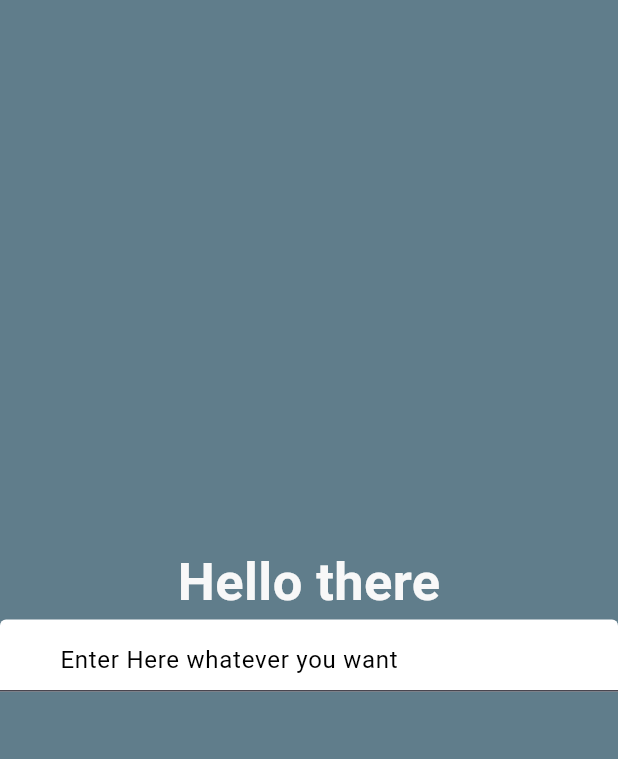
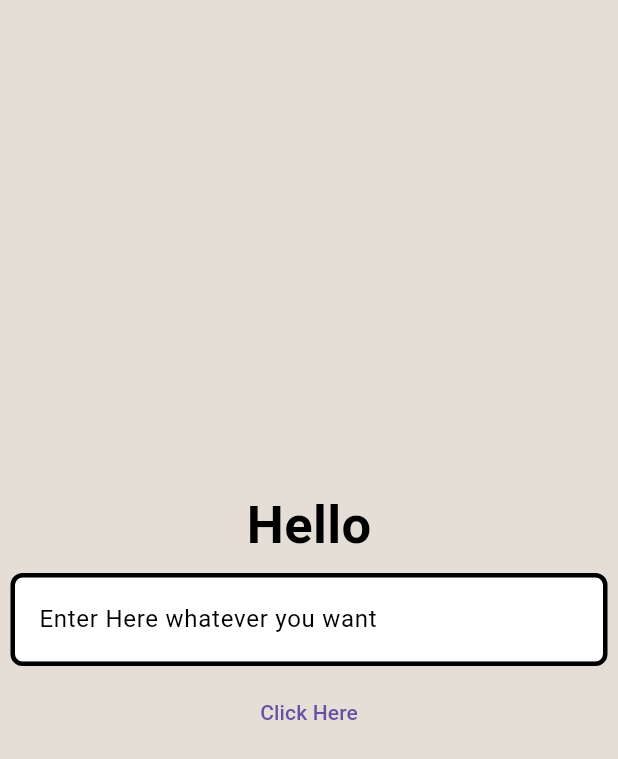
Before and after one commit to RajeshR823/Flutter_learn, a Flutter app: the screen it shows after launch, on a phone screen of 412 x 824 dp. Shown: the top 759 px of the screen. Run offline on Flutter 3.47's test engine with Material 3 defaults, Android fonts, the phone set to English and light mode, and no system bars.

Commit message:
updated Textfiled and button

```diff
--- a/analysis_options.yaml
+++ b/analysis_options.yaml
@@ -21,7 +21,7 @@ linter:
   # `// ignore_for_file: name_of_lint` syntax on the line or in the file
   # producing the lint.
   rules:
-    # avoid_print: false  # Uncomment to disable the `avoid_print` rule
+    avoid_print: false  # Uncomment to disable the `avoid_print` rule
     # prefer_single_quotes: true  # Uncomment to enable the `prefer_single_quotes` rule
 
 # Additional information about this file can be found at
--- a/lib/currency_converter_material.dart
+++ b/lib/currency_converter_material.dart
@@ -5,42 +5,77 @@ class CurrencyConverterMaterial extends StatelessWidget{
 
  @override
   Widget build(BuildContext context) {
+      final border =  OutlineInputBorder(
+                      borderSide: BorderSide(
+                        // color: Colors.red,
+                        width: 3.0,
+                        style: BorderStyle.solid,
+                        strokeAlign: BorderSide.strokeAlignOutside,
 
-      return const Scaffold(
-        backgroundColor: Colors.blueGrey,
+                      ),
+                      borderRadius: BorderRadius.all(Radius.circular(5)),
+
+                    );
+      return Scaffold(
+        backgroundColor: const Color.fromARGB(255, 228, 222, 215),
         body:Center(
          child:  Column(
           mainAxisAlignment: MainAxisAlignment.center,
            children: [
-             Text(
-              "Hello there",
+             const Text(
+              "Hello",
               style: TextStyle(
                   fontSize: 35,
                   fontWeight: FontWeight.bold,
-                  color: Color.fromARGB(255, 248, 248, 248),
+                  color: Color.fromARGB(255, 0, 0, 0),
+
                ),
               ),
-              TextField(
-                style: TextStyle(
-                  color: Colors.amberAccent,
+
+              Padding(
+                padding:const EdgeInsets.all(10),
+
+                child: TextField(
+                  style: const TextStyle(
+                    color: Color.fromARGB(255, 0, 0, 0),
                   ),
                   decoration: InputDecoration(
                       hintText: 'Enter Here whatever you want',
-                    hintStyle: TextStyle(
+                      hintStyle: const TextStyle(
                         color: Colors.black,
                       ),
                       // prefixText:'hello',
-                    prefix: Icon(Icons.insert_emoticon),
+                      // prefix: const Icon(Icons.insert_emoticon),
                       filled: true,
                       fillColor: Colors.white,
-                    focusedBorder:OutlineInputBorder(
+                      focusedBorder: border,
+                      enabledBorder: border,
 
-                  )
+
+                  ),
+                  keyboardType: const TextInputType.numberWithOptions(
+                    decimal: true,
+                    signed: true,
+
+
+
+
                   ),
                 ),
+              ),
+
+             TextButton(onPressed: () {
+              print("Click here");
+             },
+             child:
+              const Text('Click Here'),
+             )
+
+
           ],
         ),
       )
+
     );
   }
 }
```
Lines whose indentation alone changed are shown as unchanged.
